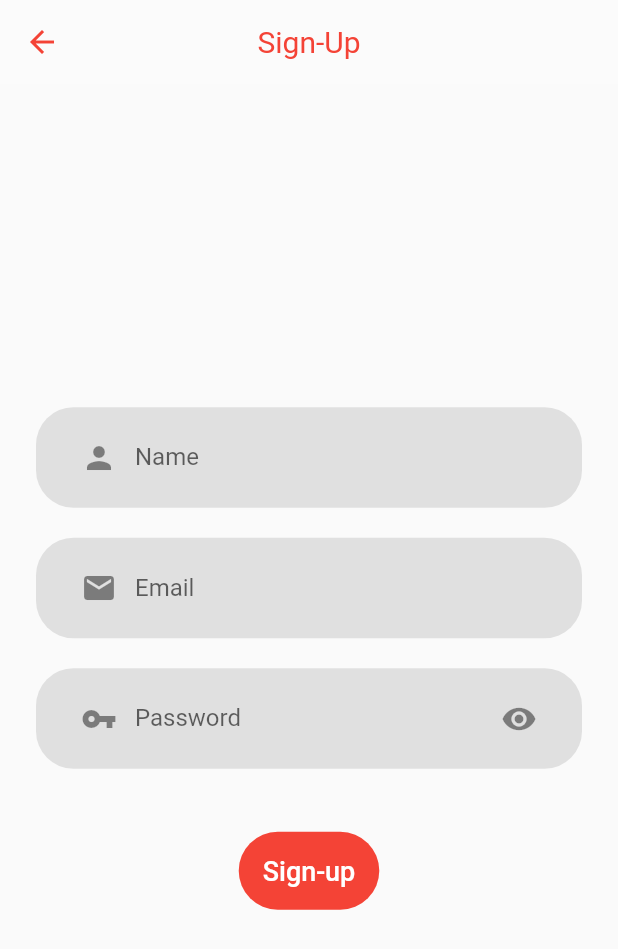
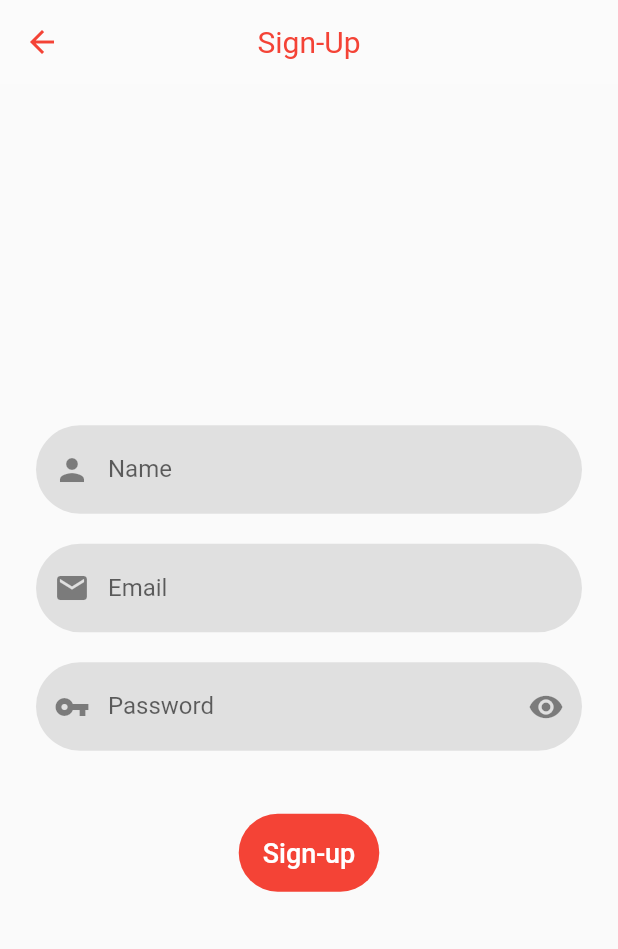
Before and after one commit to ritamk/gossip, a Flutter app: the SignUpPage screen opened directly, on a phone screen of 412 x 824 dp. Shown: the top 949 px of the screen. Run offline on Flutter 3.47's test engine with Material 2 defaults, Android fonts, the phone set to English and light mode, and no system bars; our stand-ins replace cloud_firestore, firebase_auth, firebase_core; accounts and stored records are empty.

Commit message:
fixed the inputdecoration design

```diff
--- a/lib/pages/authentication/sign_up.dart
+++ b/lib/pages/authentication/sign_up.dart
@@ -35,11 +35,7 @@ class _SignUpPageState extends State<SignUpPage> {
             child: Column(
               children: <Widget>[
                 // Name form field
-                Container(
-                  padding: const EdgeInsets.symmetric(
-                      horizontal: 18.0, vertical: 4.0),
-                  decoration: authTextContainerDecoration(),
-                  child: TextFormField(
+                TextFormField(
                   decoration: authTextInputDecoration("Name", Icons.person),
                   focusNode: _nameFocusNode,
                   validator: (val) =>
@@ -49,17 +45,12 @@ class _SignUpPageState extends State<SignUpPage> {
                   onFieldSubmitted: (val) =>
                       FocusScope.of(context).requestFocus(_mailFocusNode),
                 ),
-                ),
                 const SizedBox(
                   height: 20.0,
                   width: 0.0,
                 ),
                 // Email form field
-                Container(
-                  padding: const EdgeInsets.symmetric(
-                      horizontal: 18.0, vertical: 4.0),
-                  decoration: authTextContainerDecoration(),
-                  child: TextFormField(
+                TextFormField(
                   decoration: authTextInputDecoration("Email", Icons.mail),
                   focusNode: _mailFocusNode,
                   validator: (val) =>
@@ -69,23 +60,22 @@ class _SignUpPageState extends State<SignUpPage> {
                   onFieldSubmitted: (val) =>
                       FocusScope.of(context).requestFocus(_passFocusNode),
                 ),
-                ),
                 const SizedBox(
                   height: 20.0,
                   width: 0.0,
                 ),
                 // Password form field
-                Container(
-                  padding: const EdgeInsets.symmetric(
-                      horizontal: 18.0, vertical: 4.0),
-                  decoration: authTextContainerDecoration(),
-                  child: TextFormField(
+                TextFormField(
                   decoration: InputDecoration(
+                    contentPadding: const EdgeInsets.all(20.0),
+                    fillColor: Colors.grey.shade300,
+                    filled: true,
                     prefixIcon: const Icon(Icons.vpn_key),
                     labelText: "Password",
-                      border: InputBorder.none,
-                      focusedBorder: InputBorder.none,
-                      errorBorder: InputBorder.none,
+                    floatingLabelBehavior: FloatingLabelBehavior.never,
+                    border: textFieldBorder(),
+                    focusedBorder: textFieldBorder(),
+                    errorBorder: textFieldBorder(),
                     suffixIcon: IconButton(
                         onPressed: () => setState(
                               () => _hidePassword = !_hidePassword,
@@ -102,7 +92,6 @@ class _SignUpPageState extends State<SignUpPage> {
                   textInputAction: TextInputAction.done,
                   onFieldSubmitted: (val) => FocusScope.of(context).unfocus(),
                   obscureText: _hidePassword,
-                  ),
                 ),
                 const SizedBox(
                   height: 40.0,
--- a/lib/shared/buttons.dart
+++ b/lib/shared/buttons.dart
@@ -16,10 +16,21 @@ BoxDecoration authTextContainerDecoration() {
 
 InputDecoration authTextInputDecoration(String label, IconData suffixIcon) {
   return InputDecoration(
+    contentPadding: const EdgeInsets.all(20.0),
+    fillColor: Colors.grey.shade300,
+    filled: true,
     prefixIcon: Icon(suffixIcon),
     labelText: label,
-    border: InputBorder.none,
-    focusedBorder: InputBorder.none,
-    errorBorder: InputBorder.none,
+    floatingLabelBehavior: FloatingLabelBehavior.never,
+    border: textFieldBorder(),
+    focusedBorder: textFieldBorder(),
+    errorBorder: textFieldBorder(),
   );
 }
+
+OutlineInputBorder textFieldBorder() {
+  return OutlineInputBorder(
+    borderSide: BorderSide.none,
+    borderRadius: BorderRadius.circular(30.0),
+  );
+}
```
Also changed, not shown: lib/pages/authentication/sign_in.dart (+9 -13 lines). Lines whose indentation alone changed are shown as unchanged.
